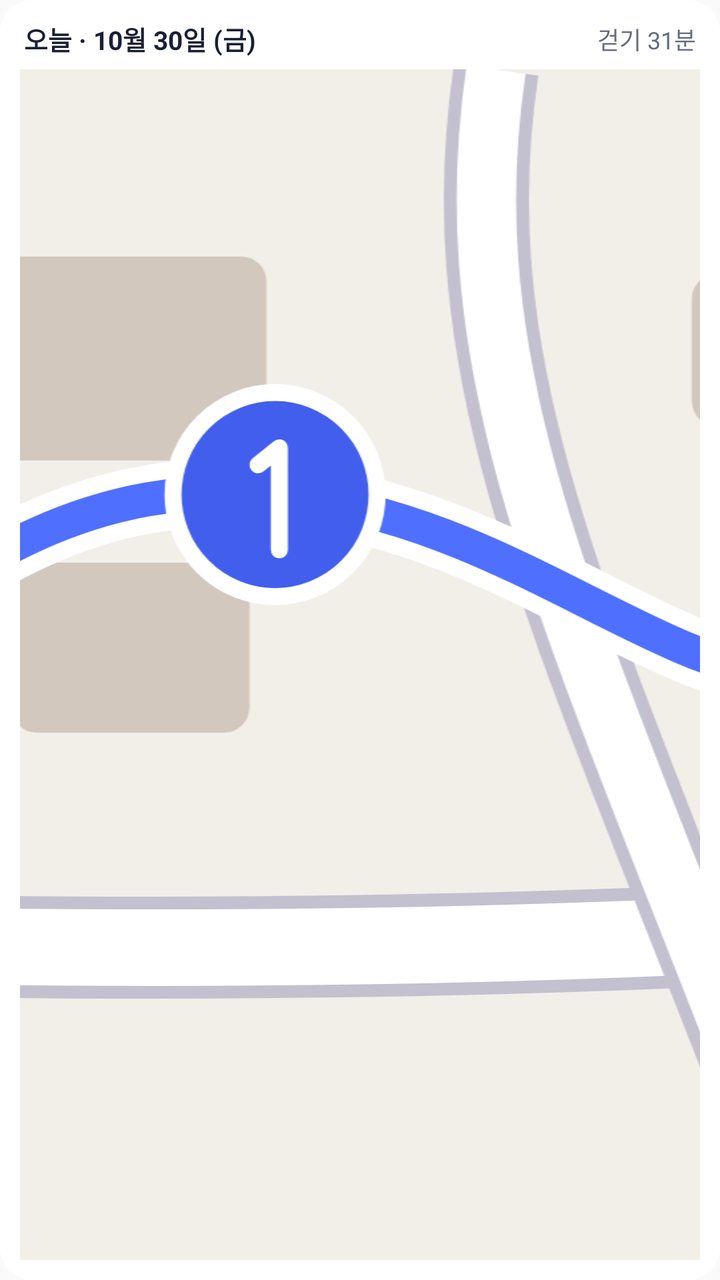
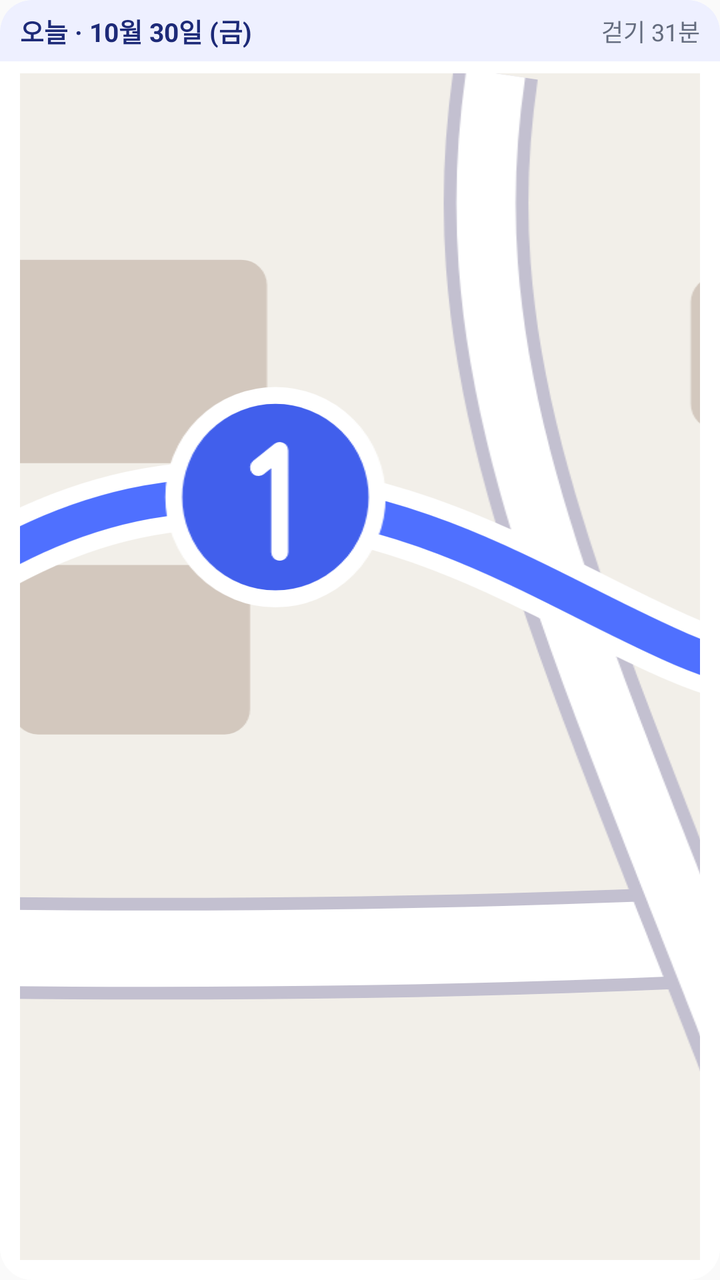

Screens rendered from an Android XML layout before and after an edit, with the pre-edit source and the edit as a unified diff.
<!-- AndroidManifest.xml: application theme AppTheme -->
<!-- res/layout/widget_map_preview.xml -->
<?xml version="1.0" encoding="utf-8"?>
<LinearLayout xmlns:android="http://schemas.android.com/apk/res/android"
    android:layout_width="match_parent"
    android:layout_height="match_parent"
    android:background="@drawable/widget_bg"
    android:orientation="vertical"
    android:padding="10dp">

    <LinearLayout
        android:layout_width="match_parent"
        android:layout_height="wrap_content"
        android:layout_marginStart="2dp"
        android:layout_marginEnd="2dp"
        android:gravity="center_vertical"
        android:orientation="horizontal">

        <TextView
            style="@style/TTWWidget.Heading"
            android:layout_width="0dp"
            android:layout_weight="1"
            android:text="@string/w_preview_today" />

        <TextView
            style="@style/TTWWidget.Caption"
            android:layout_marginStart="8dp"
            android:text="@string/w_preview_walk" />
    </LinearLayout>

    <FrameLayout
        android:layout_width="match_parent"
        android:layout_height="0dp"
        android:layout_marginTop="6dp"
        android:layout_weight="1">

        <ImageView
            android:layout_width="match_parent"
            android:layout_height="match_parent"
            android:importantForAccessibility="no"
            android:scaleType="centerCrop"
            android:src="@drawable/widget_map_preview_art" />
    </FrameLayout>
</LinearLayout>
<!-- resources referenced by this layout -->
<resources>
  <!-- drawable widget_bg (drawable) -->
  <?xml version="1.0" encoding="utf-8"?>
  <shape xmlns:android="http://schemas.android.com/apk/res/android" android:shape="rectangle">
      <solid android:color="@color/widget_bg" />
      <corners android:radius="16dp" />
  </shape>
  <!-- drawable widget_map_preview_art: vector/xml drawable (drawable, 3841 chars, omitted) -->
  <string name="w_preview_today">오늘 · 10월 30일 (금)</string>
  <string name="w_preview_walk">걷기 31분</string>
  <style name="TTWWidget.Caption">
          <item name="android:layout_width">wrap_content</item>
          <item name="android:layout_height">wrap_content</item>
          <item name="android:textSize">12sp</item>
          <item name="android:textColor">@color/widget_text3</item>
          <item name="android:maxLines">1</item>
          <item name="android:ellipsize">end</item>
          <item name="android:includeFontPadding">false</item>
      </style>
  <style name="TTWWidget.Heading">
          <item name="android:layout_width">wrap_content</item>
          <item name="android:layout_height">wrap_content</item>
          <item name="android:textSize">13sp</item>
          <item name="android:textStyle">bold</item>
          <item name="android:textColor">@color/widget_text</item>
          <item name="android:maxLines">1</item>
          <item name="android:ellipsize">end</item>
          <item name="android:includeFontPadding">false</item>
      </style>
  <style name="AppTheme" parent="Theme.AppCompat.Light.DarkActionBar">
          
          <item name="colorPrimary">@color/colorPrimary</item>
          <item name="colorPrimaryDark">@color/colorPrimaryDark</item>
          <item name="colorAccent">@color/colorAccent</item>
      </style>
  <color name="widget_bg">#FFFFFF</color>
  <color name="widget_text3">#646C7E</color>
  <color name="widget_text">#182033</color>
</resources>

<!-- the commit's change to res/layout/widget_map_preview.xml (unified diff, before → after) -->
@@ -3,40 +3,52 @@
     android:layout_width="match_parent"
     android:layout_height="match_parent"
     android:background="@drawable/widget_bg"
-    android:orientation="vertical"
-    android:padding="10dp">
+    android:orientation="vertical">
 
     <LinearLayout
         android:layout_width="match_parent"
         android:layout_height="wrap_content"
-        android:layout_marginStart="2dp"
-        android:layout_marginEnd="2dp"
+        android:background="@drawable/widget_band"
         android:gravity="center_vertical"
-        android:orientation="horizontal">
+        android:orientation="horizontal"
+        android:paddingStart="10dp"
+        android:paddingTop="6dp"
+        android:paddingEnd="10dp"
+        android:paddingBottom="6dp">
 
         <TextView
-            style="@style/TTWWidget.Heading"
+            style="@style/TTWWidget.BandTitle"
             android:layout_width="0dp"
             android:layout_weight="1"
             android:text="@string/w_preview_today" />
 
         <TextView
-            style="@style/TTWWidget.Caption"
+            style="@style/TTWWidget.BandText"
             android:layout_marginStart="8dp"
             android:text="@string/w_preview_walk" />
     </LinearLayout>
 
-    <FrameLayout
+    <LinearLayout
         android:layout_width="match_parent"
         android:layout_height="0dp"
-        android:layout_marginTop="6dp"
-        android:layout_weight="1">
+        android:layout_weight="1"
+        android:orientation="vertical"
+        android:paddingStart="10dp"
+        android:paddingTop="6dp"
+        android:paddingEnd="10dp"
+        android:paddingBottom="10dp">
 
-        <ImageView
+        <FrameLayout
             android:layout_width="match_parent"
-            android:layout_height="match_parent"
-            android:importantForAccessibility="no"
-            android:scaleType="centerCrop"
-            android:src="@drawable/widget_map_preview_art" />
-    </FrameLayout>
+            android:layout_height="0dp"
+            android:layout_weight="1">
+
+            <ImageView
+                android:layout_width="match_parent"
+                android:layout_height="match_parent"
+                android:importantForAccessibility="no"
+                android:scaleType="centerCrop"
+                android:src="@drawable/widget_map_preview_art" />
+        </FrameLayout>
+    </LinearLayout>
 </LinearLayout>
<!-- resource entries referenced after the edit -->
@@ -1,5 +1,15 @@
 <!-- resources referenced by this layout -->
 <resources>
+  <!-- drawable widget_band (drawable) -->
+  <?xml version="1.0" encoding="utf-8"?>
+  <shape xmlns:android="http://schemas.android.com/apk/res/android" android:shape="rectangle">
+      <solid android:color="@color/widget_band" />
+      <corners
+          android:bottomLeftRadius="0dp"
+          android:bottomRightRadius="0dp"
+          android:topLeftRadius="16dp"
+          android:topRightRadius="16dp" />
+  </shape>
   <!-- drawable widget_bg (drawable) -->
   <?xml version="1.0" encoding="utf-8"?>
   <shape xmlns:android="http://schemas.android.com/apk/res/android" android:shape="rectangle">
@@ -9,21 +19,21 @@
   <!-- drawable widget_map_preview_art: vector/xml drawable (drawable, 3841 chars, omitted) -->
   <string name="w_preview_today">오늘 · 10월 30일 (금)</string>
   <string name="w_preview_walk">걷기 31분</string>
-  <style name="TTWWidget.Caption">
+  <style name="TTWWidget.BandText">
           <item name="android:layout_width">wrap_content</item>
           <item name="android:layout_height">wrap_content</item>
           <item name="android:textSize">12sp</item>
-          <item name="android:textColor">@color/widget_text3</item>
+          <item name="android:textColor">@color/widget_on_band3</item>
           <item name="android:maxLines">1</item>
           <item name="android:ellipsize">end</item>
           <item name="android:includeFontPadding">false</item>
       </style>
-  <style name="TTWWidget.Heading">
+  <style name="TTWWidget.BandTitle">
           <item name="android:layout_width">wrap_content</item>
           <item name="android:layout_height">wrap_content</item>
           <item name="android:textSize">13sp</item>
           <item name="android:textStyle">bold</item>
-          <item name="android:textColor">@color/widget_text</item>
+          <item name="android:textColor">@color/widget_on_band</item>
           <item name="android:maxLines">1</item>
           <item name="android:ellipsize">end</item>
           <item name="android:includeFontPadding">false</item>
@@ -34,8 +44,9 @@
           <item name="colorPrimaryDark">@color/colorPrimaryDark</item>
           <item name="colorAccent">@color/colorAccent</item>
       </style>
+  <color name="widget_band">#EEF0FF</color>
   <color name="widget_bg">#FFFFFF</color>
-  <color name="widget_text3">#646C7E</color>
-  <color name="widget_text">#182033</color>
+  <color name="widget_on_band3">#646C7E</color>
+  <color name="widget_on_band">#1D2A78</color>
 </resources>
 
